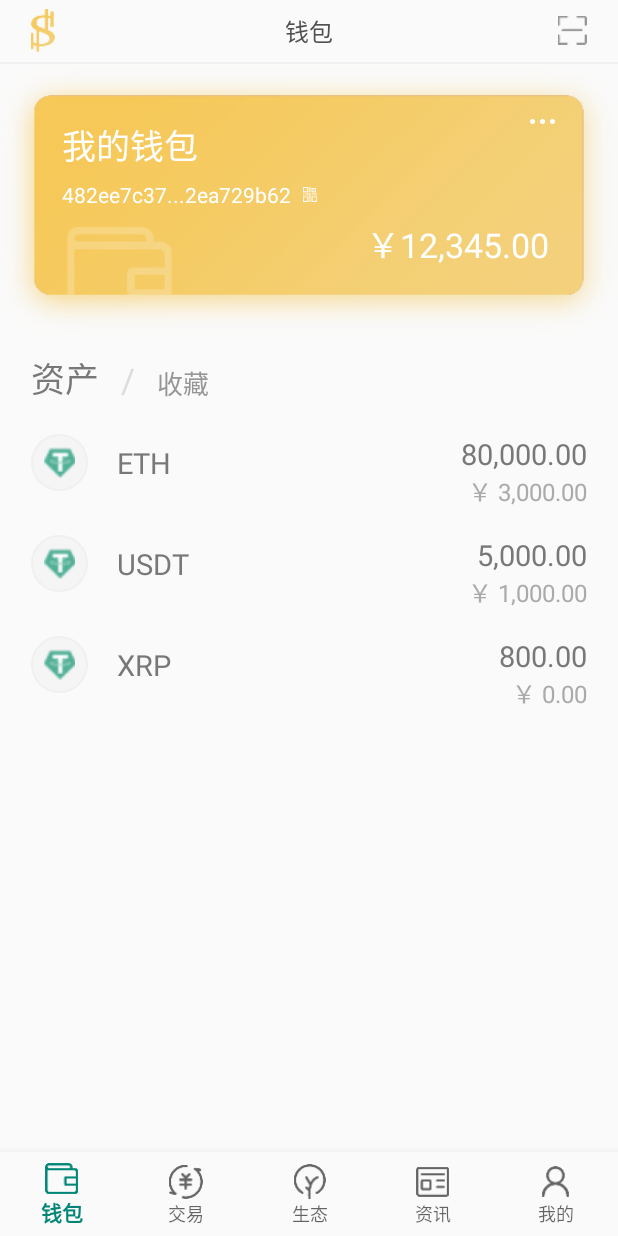
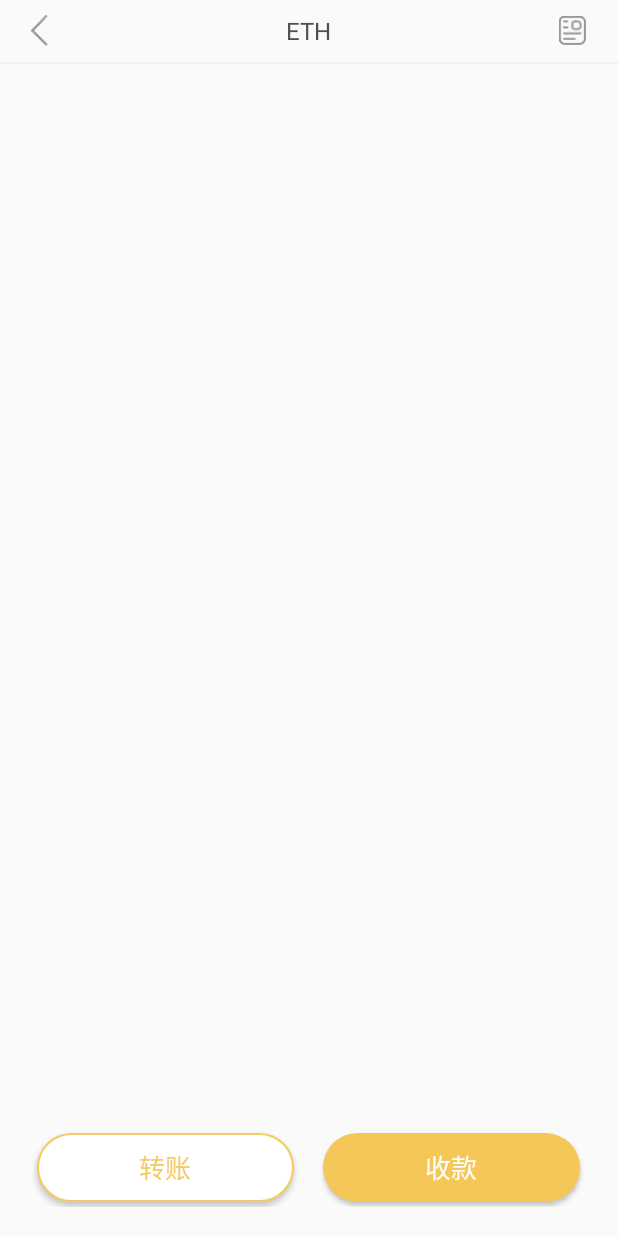
Before and after one commit to chenhao-github/safechain, an Android app: the MainActivity screen opened directly, with no data from a screen before it, after a tap on "ETH", on a phone screen of 412 x 824 dp. Run offline under Robolectric (Android 15) with nearby library versions, the phone set to English and light mode, and no system bars; our stand-ins replace ButterKnife, RxJava, navigation-ui; pictures from the network do not load.

Commit message:
添加资产详情页面和收款页面

```diff
--- a/app/src/main/AndroidManifest.xml
+++ b/app/src/main/AndroidManifest.xml
@@ -13,7 +13,8 @@
         android:roundIcon="@mipmap/ic_launcher_round"
         android:supportsRtl="true"
         android:theme="@style/AppTheme">
-        <activity android:name=".ui.wallet.ChainDetailActivity"></activity>
+        <activity android:name=".ui.wallet.CollectionActivity"></activity>
+        <activity android:name=".ui.wallet.ChainDetailActivity" />
         <activity android:name=".ui.login.UpdatePwdActivity" />
         <activity android:name=".ui.login.VerificationCodeUpdatePwdActivity" />
         <activity android:name=".ui.login.RegistSuccessActivity" />
--- a/app/src/main/java/com/code/safechain/ui/wallet/ChainDetailActivity.java
+++ b/app/src/main/java/com/code/safechain/ui/wallet/ChainDetailActivity.java
@@ -1,21 +1,30 @@
-    package com.code.safechain.ui.wallet;
+package com.code.safechain.ui.wallet;
 
-import androidx.appcompat.app.AppCompatActivity;
-
+import android.content.Intent;
 import android.os.Bundle;
+import android.view.View;
+import android.widget.ImageView;
+import android.widget.TextView;
 
 import com.code.safechain.R;
 import com.code.safechain.base.BaseActivity;
+import com.code.safechain.common.Constants;
 import com.code.safechain.interfaces.WalletConstract;
+import com.code.safechain.model.bean.Chain;
 import com.code.safechain.presenter.WalletPresenter;
 
-    public class ChainDetailActivity extends BaseActivity<WalletConstract.Presenter> implements WalletConstract.View {
+import butterknife.BindView;
+import butterknife.ButterKnife;
+import butterknife.OnClick;
 
-//    @Override
-//    protected void onCreate(Bundle savedInstanceState) {
-//        super.onCreate(savedInstanceState);
-//        setContentView(R.layout.activity_chain_detail);
-//    }
+public class ChainDetailActivity extends BaseActivity<WalletConstract.Presenter> implements WalletConstract.View {
+
+    @BindView(R.id.img_back)
+    ImageView mImgBack;
+    @BindView(R.id.txt_title)
+    TextView mTxtTitle;
+    @BindView(R.id.img_info)
+    ImageView mImgInfo;
 
     @Override
     protected int getLayout() {
@@ -34,6 +43,34 @@ import com.code.safechain.presenter.WalletPresenter;
 
     @Override
     protected void initData() {
+        setTitle();//设置币的名字
 
     }
+
+    private void setTitle() {
+        Intent intent = getIntent();
+        Chain chain = (Chain) intent.getSerializableExtra(Constants.DATA);
+        mTxtTitle.setText(chain.getName());
+    }
+
+    @OnClick({R.id.img_back, R.id.img_info, R.id.btn_transfer, R.id.btn_collection})
+    public void onClick(View v) {
+        switch (v.getId()) {
+            default:
+                break;
+            case R.id.img_back:
+                finish();
+                break;
+            case R.id.img_info:
+
+                break;
+            case R.id.btn_transfer://转账
+
+                break;
+            case R.id.btn_collection://收款
+                Intent intent = new Intent(this, CollectionActivity.class);
+                startActivity(intent);
+                break;
+        }
+    }
 }
--- a/app/src/main/java/com/code/safechain/ui/wallet/WalletFragment.java
+++ b/app/src/main/java/com/code/safechain/ui/wallet/WalletFragment.java
@@ -15,6 +15,7 @@ import androidx.recyclerview.widget.RecyclerView;
 import com.code.safechain.R;
 import com.code.safechain.base.BaseAdapter;
 import com.code.safechain.base.BaseFragment;
+import com.code.safechain.common.Constants;
 import com.code.safechain.interfaces.WalletConstract;
 import com.code.safechain.model.bean.Chain;
 import com.code.safechain.presenter.WalletPresenter;
@@ -56,7 +57,9 @@ public class WalletFragment extends BaseFragment<WalletConstract.Presenter>
             @Override
             public void onItemClick(BaseAdapter.BaseViewHolder holder) {
                 Chain chain = mChains.get(holder.getLayoutPosition());
-                new Intent(getActivity())
+                Intent intent = new Intent(getActivity(), ChainDetailActivity.class);
+                intent.putExtra(Constants.DATA, chain);
+                startActivity(intent);
             }
         });
     }
--- /dev/null
+++ b/app/src/main/res/drawable/bg_button_white.xml
@@ -0,0 +1,20 @@
+<?xml version="1.0" encoding="utf-8"?>
+<shape xmlns:android="http://schemas.android.com/apk/res/android"
+    android:shape="rectangle"
+    android:useLevel="false" >
+    <!--//内部填充颜色-->
+    <solid android:color="@color/colorWhite" />
+<!--自定义的图形大小-->
+    <!--<size
+        android:height="@dimen/dp_22"
+        android:width="@dimen/dp_22" />-->
+    <!--定义圆角-->
+    <corners
+        android:radius="@dimen/dp_50"
+     />
+    <!--定义描边-->
+    <stroke
+        android:width="@dimen/dp_1"
+        android:color="@color/colorTransfer"
+        />
+</shape>
--- a/app/src/main/res/layout/activity_chain_detail.xml
+++ b/app/src/main/res/layout/activity_chain_detail.xml
@@ -1,9 +1,77 @@
 <?xml version="1.0" encoding="utf-8"?>
-<androidx.constraintlayout.widget.ConstraintLayout xmlns:android="http://schemas.android.com/apk/res/android"
+<RelativeLayout xmlns:android="http://schemas.android.com/apk/res/android"
     xmlns:app="http://schemas.android.com/apk/res-auto"
     xmlns:tools="http://schemas.android.com/tools"
     android:layout_width="match_parent"
     android:layout_height="match_parent"
     tools:context=".ui.wallet.ChainDetailActivity">
+    <!--第一行-->
+    <RelativeLayout
+        android:id="@+id/rl_top"
+        android:layout_width="match_parent"
+        android:layout_height="@dimen/dp_36">
 
-</androidx.constraintlayout.widget.ConstraintLayout>
+        <ImageView
+            android:id="@+id/img_back"
+            android:layout_width="@dimen/dp_10"
+            android:layout_height="@dimen/dp_18"
+            android:layout_centerVertical="true"
+            android:layout_marginLeft="@dimen/dp_18"
+            android:src="@mipmap/ic_my_back" />
+
+        <TextView
+            android:id="@+id/txt_title"
+            android:layout_width="wrap_content"
+            android:layout_height="wrap_content"
+            android:layout_centerInParent="true"
+            android:text="USDT"
+            android:textColor="@color/colorTitle"
+            android:textSize="16sp" />
+
+        <ImageView
+            android:id="@+id/img_info"
+            android:layout_width="@dimen/dp_17"
+            android:layout_height="@dimen/dp_17"
+            android:layout_alignParentRight="true"
+            android:layout_centerVertical="true"
+            android:layout_marginRight="@dimen/dp_18"
+            android:src="@mipmap/ic_wallet_chain_detail_info" />
+    </RelativeLayout>
+    <!--第一行下的灰线-->
+    <TextView
+        android:id="@+id/txt_line"
+        android:layout_below="@+id/rl_top"
+        android:background="@color/colorLine"
+        android:layout_width="match_parent"
+        android:layout_height="@dimen/dp_1" />
+
+
+
+
+    <LinearLayout
+        android:layout_alignParentBottom="true"
+        android:layout_marginBottom="@dimen/dp_17"
+        android:gravity="center"
+        android:layout_width="match_parent"
+        android:layout_height="@dimen/dp_46">
+        <!--转账-->
+        <Button
+            android:id="@+id/btn_transfer"
+            android:text="@string/wallet_transfer"
+            android:textSize="@dimen/dp_15"
+            android:textColor="@color/colorTransfer"
+            android:background="@drawable/bg_button_white"
+            android:layout_width="@dimen/dp_150"
+            android:layout_height="@dimen/dp_40" />
+        <!--收款-->
+        <Button
+            android:id="@+id/btn_collection"
+            android:text="@string/wallet_collection"
+            android:textSize="@dimen/dp_15"
+            android:textColor="@color/colorWhite"
+            android:layout_marginLeft="@dimen/dp_17"
+            android:background="@drawable/bg_button_yellow"
+            android:layout_width="@dimen/dp_150"
+            android:layout_height="@dimen/dp_40" />
+    </LinearLayout>
+</RelativeLayout>
--- a/app/src/main/res/layout/fragment_wallet.xml
+++ b/app/src/main/res/layout/fragment_wallet.xml
@@ -10,7 +10,7 @@
         android:layout_height="@dimen/dp_36">
 
         <ImageView
-            android:id="@+id/img_message"
+            android:id="@+id/img_dollar"
             android:layout_width="@dimen/dp_14"
             android:layout_height="@dimen/dp_25"
             android:layout_centerVertical="true"
@@ -27,7 +27,7 @@
             android:textSize="16sp" />
 
         <ImageView
-            android:id="@+id/img_en"
+            android:id="@+id/img_scan_code"
             android:layout_width="@dimen/dp_17"
             android:layout_height="@dimen/dp_17"
             android:layout_alignParentRight="true"
--- a/app/src/main/res/values/colors.xml
+++ b/app/src/main/res/values/colors.xml
@@ -19,4 +19,5 @@
     <color name="colorPwdForget">#5078e6</color>
     <color name="colorExplain">#ff643c</color>
     <color name="colorChainIconBg">#f5f5f5</color>
+    <color name="colorTransfer">#f4ca65</color>
 </resources>
--- a/app/src/main/res/values/strings.xml
+++ b/app/src/main/res/values/strings.xml
@@ -66,6 +66,8 @@
     <string name="wallet_asset">资产</string>
     <string name="wallet_my_wallet">我的钱包</string>
     <string name="wallet_collect">收藏</string>
+    <string name="wallet_collection">收款</string>
+    <string name="wallet_transfer">转账</string>
 
 
 </resources>
```
Also changed, not shown: app/src/main/java/com/code/safechain/ui/wallet/CollectionActivity.java (added, +50 -0 lines), app/src/main/res/layout/activity_collection.xml (added, +33 -0 lines), app/src/main/res/mipmap-xxhdpi/ic_wallet_chain_detail_info.png (added), 1 other file.
